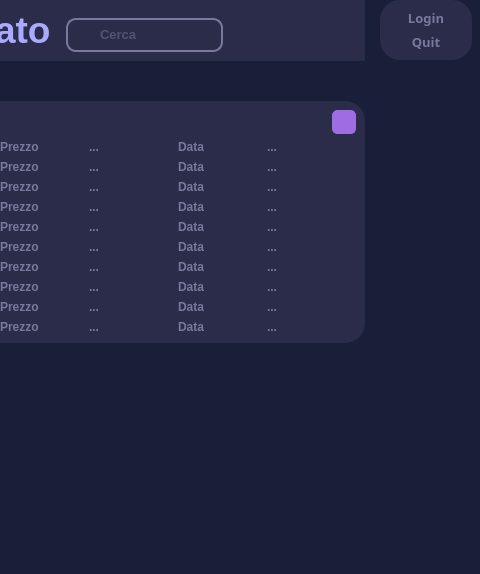
Old version of the form GUI USATOBEATO/interface_completa.ui in the repository LeonUrsu/NegozioDellUsato-ExamIS; both pictures show x 432 to 912 and y 0 to 574 of the 912 by 574 pixel window.
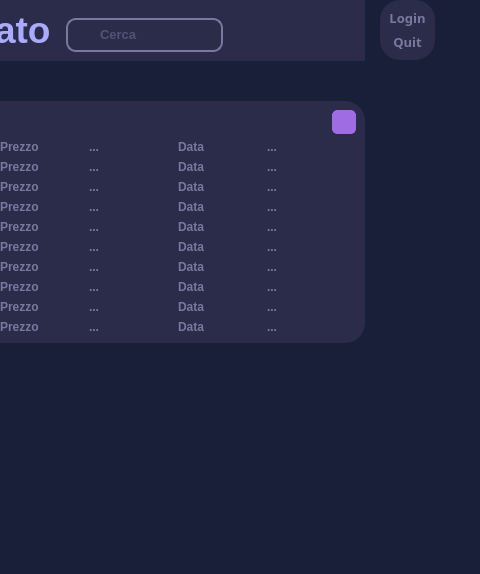
New version of the form. Icons and pictures are not drawn. Custom widgets are drawn as their Qt base class.

Commit message: add interface vuota

What changed in the file:
```diff
--- a/GUI USATOBEATO/interface_completa.ui
+++ b/GUI USATOBEATO/interface_completa.ui
@@ -1539,7 +1539,7 @@
     <item>
      <widget class="QCustomSlideMenu" name="profileCont" native="true">
       <property name="sizePolicy">
-       <sizepolicy hsizetype="Preferred" vsizetype="Preferred">
+       <sizepolicy hsizetype="Maximum" vsizetype="Preferred">
         <horstretch>0</horstretch>
         <verstretch>0</verstretch>
        </sizepolicy>
@@ -1561,7 +1561,7 @@
         <number>0</number>
        </property>
        <property name="rightMargin">
-        <number>8</number>
+        <number>0</number>
        </property>
        <property name="bottomMargin">
         <number>0</number>
@@ -1569,7 +1569,7 @@
        <item alignment="Qt::AlignTop">
         <widget class="QFrame" name="frame_3">
          <property name="sizePolicy">
-          <sizepolicy hsizetype="Preferred" vsizetype="Preferred">
+          <sizepolicy hsizetype="Fixed" vsizetype="Preferred">
            <horstretch>0</horstretch>
            <verstretch>0</verstretch>
           </sizepolicy>
```
Left out of the diff: 2 changed lines with no effect on the pictures. The commit also changes 7 other files.
